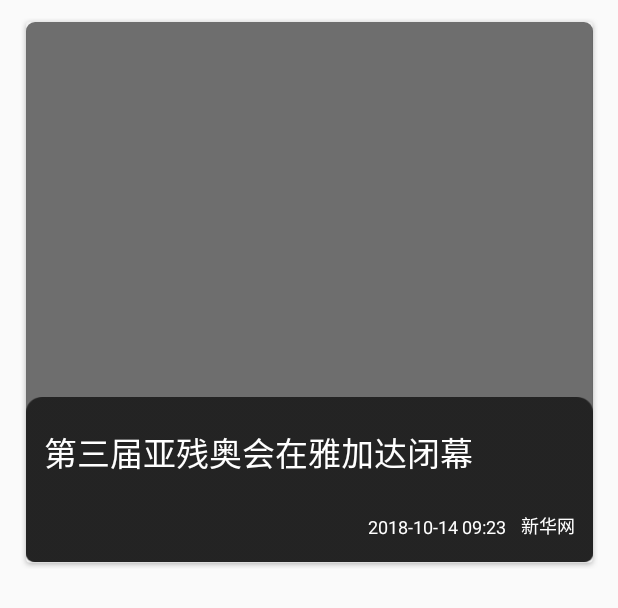
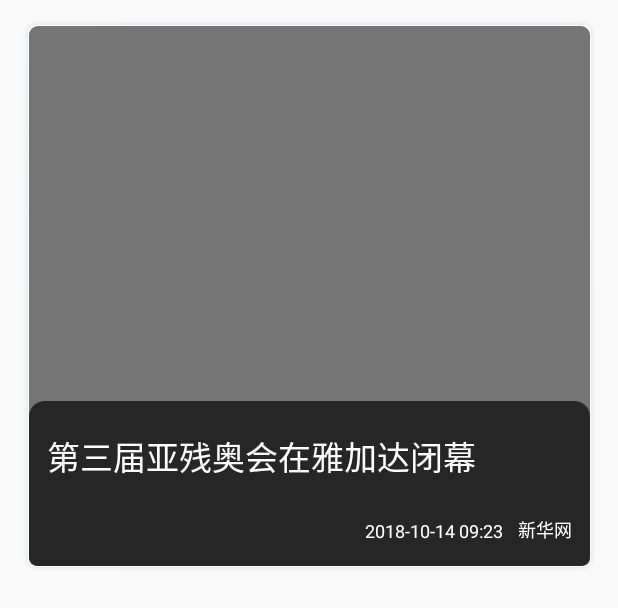
Before and after one commit to kHRYSTAL/Old-Baby, an Android app: the layout item_article.xml on its own in the app's theme, with its tools: preview values and no code run, on a phone screen of 412 x 824 dp. Shown: the top 608 px of the screen. Run offline under Robolectric (Android 15) with nearby library versions, the phone set to English and light mode, and no system bars.

Commit message:
update[feed]: 增加列表圆角阴影

```diff
--- a/app/src/main/java/com/oldbaby/tabhome/view/impl/FragTabHome.java
+++ b/app/src/main/java/com/oldbaby/tabhome/view/impl/FragTabHome.java
@@ -64,17 +64,16 @@ public class FragTabHome extends FragTabPageMvps implements ITabHomeView {
     public static final int TAB_ID_VIDEO = 2;
     public static final int TAB_ID_PROFILE = 3;
 
-    // TODO: 18/9/27 需要替换类型
     FragFeedTab fragFeed; // feed流
     FragVideoTab fragVideo; // 视频流
     Fragment fragProfile; // 个人中心
 
     ArrayList<TabInfo> tabs; // tab集合 按照从左到右顺序
+
     @BindView(R.id.fake_tab_bar)
     View fakeTabBar;
 
-    // TODO 拉取闪屏 presenter
-
+    // TODO 拉取闪屏预填充数据 presenter
 
     @Override
     protected Map<String, BasePresenter> createPresenters() {
--- a/app/src/main/java/com/oldbaby/tabhome/view/impl/TabHome.java
+++ b/app/src/main/java/com/oldbaby/tabhome/view/impl/TabHome.java
@@ -1,15 +1,18 @@
 package com.oldbaby.tabhome.view.impl;
 
 import android.content.Intent;
+import android.graphics.Color;
+import android.os.Build;
 import android.os.Bundle;
 import android.support.v4.app.FragmentTransaction;
+import android.view.View;
 
 import com.oldbaby.R;
 import com.oldbaby.common.base.FragBaseActivity;
+import com.oldbaby.common.util.statusbar.ImmersionBar;
 import com.oldbaby.oblib.component.act.TitleType;
 
 import cn.jzvd.Jzvd;
-import cn.jzvd.JzvdStd;
 
 /**
  * usage:
@@ -32,6 +35,7 @@ public class TabHome extends FragBaseActivity {
     @Override
     public void onContinueCreate(Bundle savedInstanceState) {
         super.onContinueCreate(savedInstanceState);
+        ImmersionBar.with(this).fullScreen(true).init();
         //TODO 在splash添加后处理intent操作与rxbus操作
         addFragment();
     }
--- a/app/src/main/res/drawable/bg_feed_card.xml
+++ b/app/src/main/res/drawable/bg_feed_card.xml
@@ -1,5 +1,5 @@
 <?xml version="1.0" encoding="utf-8"?>
 <selector xmlns:android="http://schemas.android.com/apk/res/android">
-    <item android:state_pressed="true" android:drawable="@drawable/feed_img_card" />
-    <item android:drawable="@drawable/feed_img_card_pressed" />
+    <item android:state_pressed="true" android:drawable="@drawable/img_feed_bg" />
+    <item android:drawable="@drawable/img_feed_bg" />
 </selector>
--- a/app/src/main/res/values/colors.xml
+++ b/app/src/main/res/values/colors.xml
@@ -26,6 +26,7 @@
     <!-- no common colors -->
 
     <!-- app color -->
+    <color name="color_main">#FF23CEFC</color>
     <color name="color_sc">#FFCEAD7E</color>
     <color name="color_sc_p">#ffC09251</color>
     <color name="color_sc_d">#4cCEAD7E</color>
--- a/oblib/src/main/java/com/oldbaby/oblib/component/act/BaseFragmentActivity.java
+++ b/oblib/src/main/java/com/oldbaby/oblib/component/act/BaseFragmentActivity.java
@@ -498,4 +498,6 @@ public abstract class BaseFragmentActivity extends AppCompatActivity implements
 
     // 修改状态栏和标题栏颜色
     public abstract void updateTitleBarAndStatusBar(int resId);
+
+    public abstract void hideStatusBar();
 }
--- a/oblib/src/main/java/com/oldbaby/oblib/image/viewer/FreeImageViewer.java
+++ b/oblib/src/main/java/com/oldbaby/oblib/image/viewer/FreeImageViewer.java
@@ -315,6 +315,11 @@ public class FreeImageViewer extends BaseFragmentActivity implements GalleryList
 
     }
 
+    @Override
+    public void hideStatusBar() {
+
+    }
+
     public void setRightBtnText() {
         switch (rightBtnIndex) {
             case BUTTON_SAVE:
--- a/oblib/src/main/res/values/dimen.xml
+++ b/oblib/src/main/res/values/dimen.xml
@@ -1,6 +1,7 @@
 <resources>
 
     <dimen name="title_height">48dp</dimen>
+    <dimen name="title_status_height">72dp</dimen>
     <dimen name="shrink_move_size">20dp</dimen>
 
     <item name="fling_divider" type="integer">5</item>
```
Also changed, not shown: app/src/main/java/com/oldbaby/common/base/FragBaseActivity.java (+9 -2 lines), app/src/main/res/drawable-xhdpi/feed_img_card.9.png (deleted), app/src/main/res/drawable-xhdpi/feed_img_card_pressed.9.png (deleted), app/src/main/res/drawable-xhdpi/img_feed_bg.9.png (added), app/src/main/res/drawable-xhdpi/img_info_comment_gray.png (deleted), app/src/main/res/drawable-xhdpi/img_info_views.png (deleted), app/src/main/res/drawable-xhdpi/tabbar_neghibor.png (deleted), app/src/main/res/drawable-xhdpi/tabbar_neghibor_selected.png (deleted).
